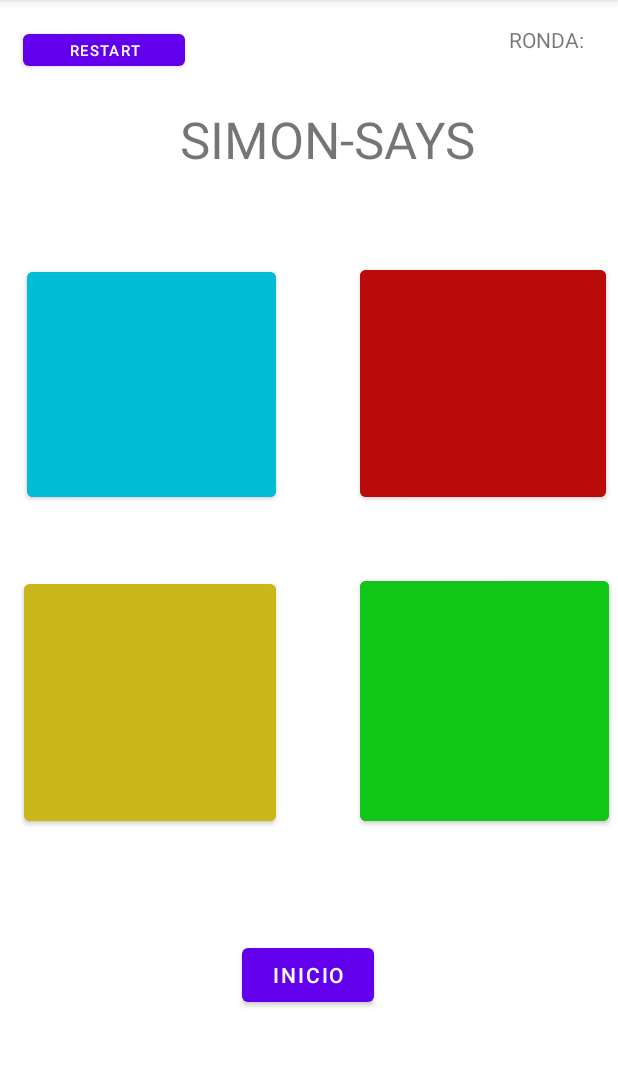
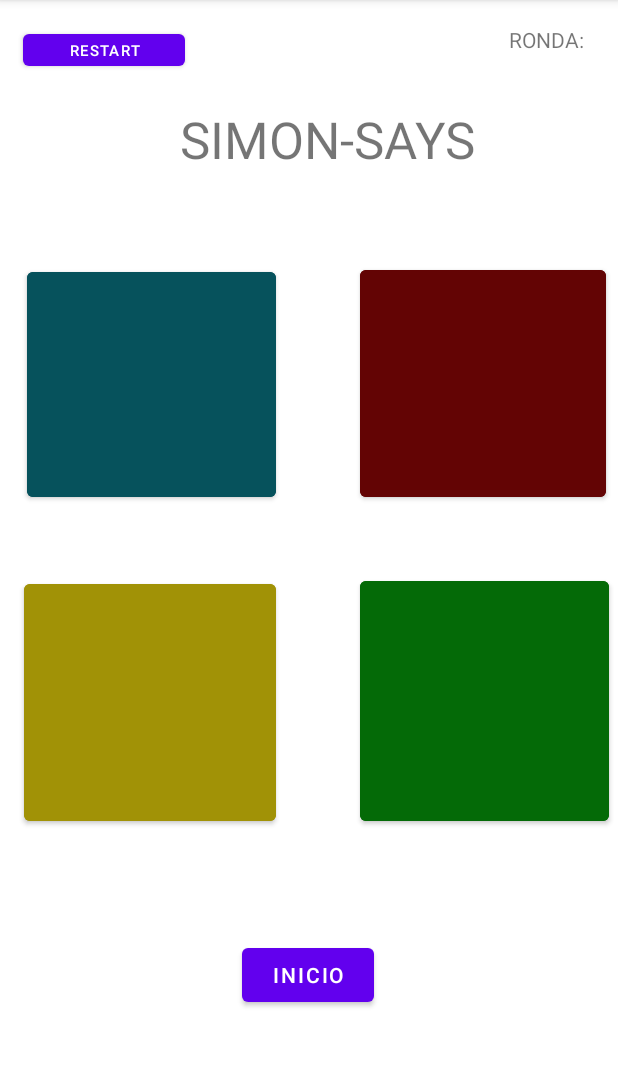
Before and after one commit to plagocastro/SimoneDice, an Android app: the screen it shows after launch (MainActivity), on a phone screen of 412 x 824 dp, the part 84-1151 px from its top. Run offline under Robolectric (Android 15) with nearby library versions, the phone set to English and light mode, and no system bars.

Commit message:
ACTUALIZACIONN 09 //Solo se puede mejorar

```diff
--- a/app/src/main/res/layout/activity_main.xml
+++ b/app/src/main/res/layout/activity_main.xml
@@ -42,8 +42,8 @@
         android:id="@+id/rojo"
         android:layout_width="164dp"
         android:layout_height="163dp"
+        android:backgroundTint="#630404"
         android:elevation="-10dp"
-        android:backgroundTint="#BA0B0B"
         app:layout_constraintBottom_toBottomOf="parent"
         app:layout_constraintEnd_toEndOf="parent"
         app:layout_constraintHorizontal_bias="0.967"
@@ -55,10 +55,10 @@
 
     <Button
         android:id="@+id/azul"
-        android:elevation="-10dp"
         android:layout_width="166dp"
         android:layout_height="162dp"
-        android:backgroundTint="#00BCD4"
+        android:backgroundTint="#06525C"
+        android:elevation="-10dp"
         app:layout_constraintBottom_toBottomOf="parent"
         app:layout_constraintEnd_toEndOf="parent"
         app:layout_constraintHorizontal_bias="0.073"
@@ -70,10 +70,10 @@
 
     <Button
         android:id="@+id/amarillo"
-        android:elevation="-10dp"
         android:layout_width="168dp"
         android:layout_height="170dp"
-        android:backgroundTint="#CAB81A"
+        android:backgroundTint="#A19206"
+        android:elevation="-10dp"
         app:layout_constraintBottom_toBottomOf="parent"
         app:layout_constraintEnd_toEndOf="parent"
         app:layout_constraintHorizontal_bias="0.065"
@@ -84,10 +84,10 @@
 
     <Button
         android:id="@+id/verde"
-        android:elevation="-10dp"
         android:layout_width="166dp"
         android:layout_height="172dp"
-        android:backgroundTint="#10C617"
+        android:backgroundTint="#046A07"
+        android:elevation="-10dp"
         app:layout_constraintBottom_toBottomOf="parent"
         app:layout_constraintEnd_toEndOf="parent"
         app:layout_constraintHorizontal_bias="0.975"
@@ -150,5 +150,15 @@
         app:layout_constraintTop_toTopOf="parent"
         app:layout_constraintVertical_bias="0.023" />
 
+    <ImageView
+        android:id="@+id/mono"
+        android:layout_width="wrap_content"
+        android:layout_height="wrap_content"
+        app:layout_constraintBottom_toBottomOf="parent"
+        app:layout_constraintEnd_toEndOf="parent"
+        app:layout_constraintStart_toStartOf="parent"
+        app:layout_constraintTop_toTopOf="parent"
+        app:srcCompat="@drawable/mono" />
+
 
 </androidx.constraintlayout.widget.ConstraintLayout>
```
Also changed, not shown: app/src/main/java/com/dam2/mariasimonedice/MainActivity.kt (+66 -45 lines), app/src/main/res/drawable/game_over_1155106115515p66qsjvh.png (added), app/src/main/res/drawable/mono.jpg (added), app/src/main/res/drawable/pngtreegame_end_game_over_655542.png (added).
